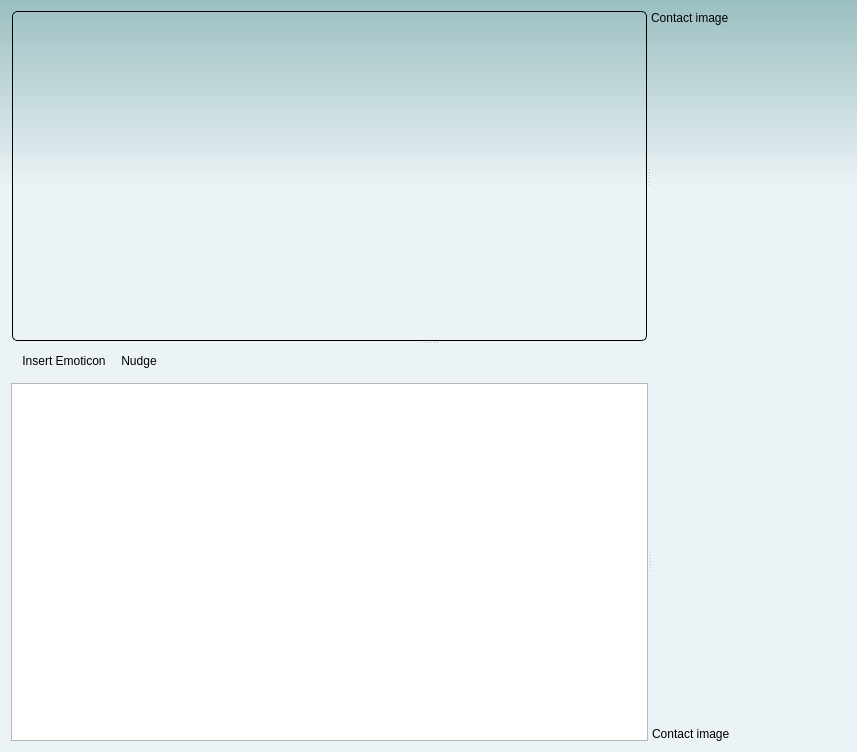
This is amsn2/ui/front_ends/qt4/chatWindow.ui in xaionara/amsn2 as Qt 5 draws it before an edit. The edited form follows.
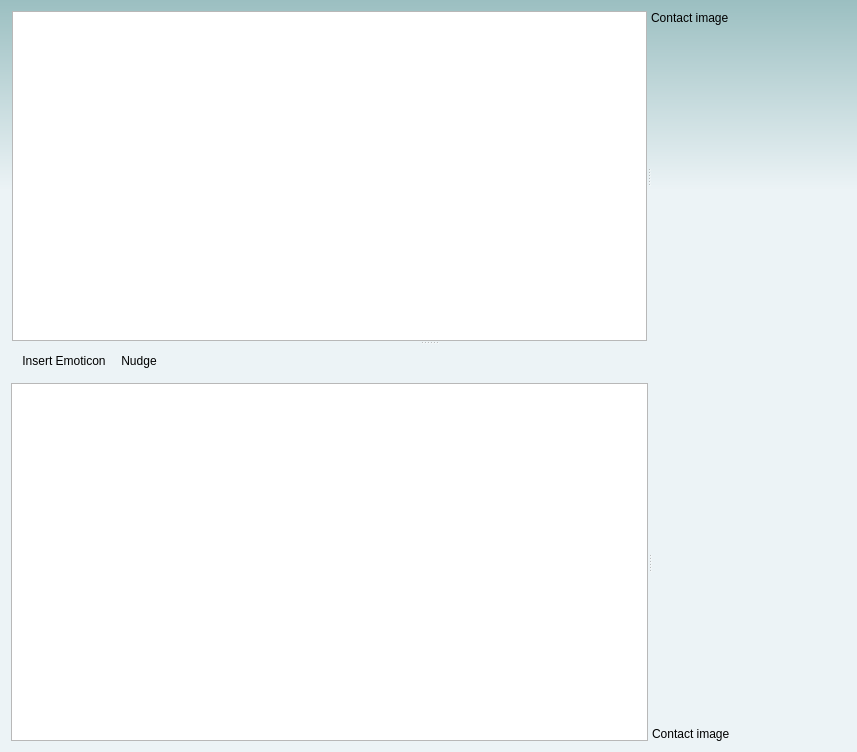
This is the edited form.

The edit to the form file:
```diff
--- a/amsn2/ui/front_ends/qt4/chatWindow.ui
+++ b/amsn2/ui/front_ends/qt4/chatWindow.ui
@@ -55,11 +55,7 @@
          </property>
          <widget class="QTextEdit" name="textEdit">
           <property name="styleSheet">
-           <string notr="true">#textEdit {
-  border: 1px solid black;
-  border-radius: 5px;
-  background-color: transparent;
-}</string>
+           <string notr="true"/>
           </property>
           <property name="undoRedoEnabled">
            <bool>false</bool>
```
